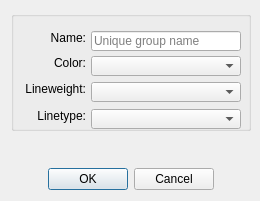
First picture: the form in src/libs/vtools/dialogs/tools/editgroup_dialog.ui, repository FashionFreedom/Seamly2D, before the edit.
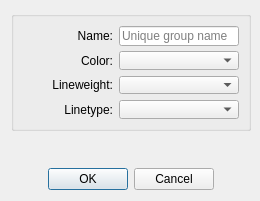
Second picture: the form after the edit. Icons and pictures are not drawn. Custom widgets are drawn as their Qt base class.

Patch:
```diff
--- a/src/libs/vtools/dialogs/tools/editgroup_dialog.ui
+++ b/src/libs/vtools/dialogs/tools/editgroup_dialog.ui
@@ -62,14 +62,19 @@
      <property name="checkable">
       <bool>false</bool>
      </property>
+     <layout class="QVBoxLayout" name="verticalLayout_2">
+      <item>
+       <layout class="QFormLayout" name="formLayout">
+        <property name="labelAlignment">
+         <set>Qt::AlignRight|Qt::AlignTrailing|Qt::AlignVCenter</set>
+        </property>
+        <item row="0" column="0">
      <widget class="QLabel" name="groupName_Label">
-      <property name="geometry">
-       <rect>
-        <x>5</x>
-        <y>20</y>
-        <width>70</width>
-        <height>14</height>
-       </rect>
+          <property name="minimumSize">
+           <size>
+            <width>90</width>
+            <height>0</height>
+           </size>
       </property>
       <property name="text">
        <string>Name:</string>
@@ -78,65 +83,9 @@
        <set>Qt::AlignRight|Qt::AlignTrailing|Qt::AlignVCenter</set>
       </property>
      </widget>
-     <widget class="QLabel" name="groupColor_Label">
-      <property name="geometry">
-       <rect>
-        <x>5</x>
-        <y>45</y>
-        <width>70</width>
-        <height>14</height>
-       </rect>
-      </property>
-      <property name="text">
-       <string>Color:</string>
-      </property>
-      <property name="alignment">
-       <set>Qt::AlignRight|Qt::AlignTrailing|Qt::AlignVCenter</set>
-      </property>
-     </widget>
-     <widget class="ColorComboBox" name="groupColor_ComboBox">
-      <property name="geometry">
-       <rect>
-        <x>80</x>
-        <y>45</y>
-        <width>150</width>
-        <height>20</height>
-       </rect>
-      </property>
-      <property name="sizePolicy">
-       <sizepolicy hsizetype="Fixed" vsizetype="Fixed">
-        <horstretch>0</horstretch>
-        <verstretch>0</verstretch>
-       </sizepolicy>
-      </property>
-      <property name="minimumSize">
-       <size>
-        <width>150</width>
-        <height>0</height>
-       </size>
-      </property>
-      <property name="maximumSize">
-       <size>
-        <width>150</width>
-        <height>16777215</height>
-       </size>
-      </property>
-      <property name="iconSize">
-       <size>
-        <width>40</width>
-        <height>14</height>
-       </size>
-      </property>
-     </widget>
+        </item>
+        <item row="0" column="1">
      <widget class="QLineEdit" name="groupName_LineEdit">
-      <property name="geometry">
-       <rect>
-        <x>80</x>
-        <y>20</y>
-        <width>150</width>
-        <height>20</height>
-       </rect>
-      </property>
       <property name="sizePolicy">
        <sizepolicy hsizetype="Fixed" vsizetype="Fixed">
         <horstretch>0</horstretch>
@@ -145,7 +94,7 @@
       </property>
       <property name="minimumSize">
        <size>
-        <width>150</width>
+            <width>80</width>
         <height>20</height>
        </size>
       </property>
@@ -162,65 +111,25 @@
        <string>Unique group name</string>
       </property>
      </widget>
-     <widget class="LineTypeComboBox" name="groupLineType_ComboBox">
-      <property name="geometry">
-       <rect>
-        <x>80</x>
-        <y>98</y>
-        <width>150</width>
-        <height>20</height>
-       </rect>
-      </property>
-      <property name="sizePolicy">
-       <sizepolicy hsizetype="Fixed" vsizetype="Fixed">
-        <horstretch>0</horstretch>
-        <verstretch>0</verstretch>
-       </sizepolicy>
-      </property>
+        </item>
+        <item row="1" column="0">
+         <widget class="QLabel" name="groupColor_Label">
       <property name="minimumSize">
        <size>
-        <width>150</width>
+            <width>90</width>
         <height>0</height>
        </size>
-      </property>
-      <property name="maximumSize">
-       <size>
-        <width>150</width>
-        <height>16777215</height>
-       </size>
-      </property>
-      <property name="iconSize">
-       <size>
-        <width>40</width>
-        <height>14</height>
-       </size>
-      </property>
-     </widget>
-     <widget class="QLabel" name="groupLineType_Label">
-      <property name="geometry">
-       <rect>
-        <x>5</x>
-        <y>98</y>
-        <width>70</width>
-        <height>14</height>
-       </rect>
       </property>
       <property name="text">
-       <string>Linetype:</string>
+           <string>Color:</string>
       </property>
       <property name="alignment">
        <set>Qt::AlignRight|Qt::AlignTrailing|Qt::AlignVCenter</set>
       </property>
      </widget>
-     <widget class="LineWeightComboBox" name="groupLineWeight_ComboBox">
-      <property name="geometry">
-       <rect>
-        <x>80</x>
-        <y>71</y>
-        <width>150</width>
-        <height>20</height>
-       </rect>
-      </property>
+        </item>
+        <item row="1" column="1">
+         <widget class="ColorComboBox" name="groupColor_ComboBox">
       <property name="sizePolicy">
        <sizepolicy hsizetype="Fixed" vsizetype="Fixed">
         <horstretch>0</horstretch>
@@ -229,7 +138,7 @@
       </property>
       <property name="minimumSize">
        <size>
-        <width>150</width>
+            <width>80</width>
         <height>0</height>
        </size>
       </property>
@@ -246,14 +155,14 @@
        </size>
       </property>
      </widget>
+        </item>
+        <item row="2" column="0">
      <widget class="QLabel" name="groupLineWeight_Label">
-      <property name="geometry">
-       <rect>
-        <x>5</x>
-        <y>71</y>
-        <width>70</width>
-        <height>14</height>
-       </rect>
+          <property name="minimumSize">
+           <size>
+            <width>90</width>
+            <height>0</height>
+           </size>
       </property>
       <property name="text">
        <string>Lineweight:</string>
@@ -262,6 +171,82 @@
        <set>Qt::AlignRight|Qt::AlignTrailing|Qt::AlignVCenter</set>
       </property>
      </widget>
+        </item>
+        <item row="2" column="1">
+         <widget class="LineWeightComboBox" name="groupLineWeight_ComboBox">
+          <property name="sizePolicy">
+           <sizepolicy hsizetype="Fixed" vsizetype="Fixed">
+            <horstretch>0</horstretch>
+            <verstretch>0</verstretch>
+           </sizepolicy>
+          </property>
+          <property name="minimumSize">
+           <size>
+            <width>80</width>
+            <height>0</height>
+           </size>
+          </property>
+          <property name="maximumSize">
+           <size>
+            <width>150</width>
+            <height>16777215</height>
+           </size>
+          </property>
+          <property name="iconSize">
+           <size>
+            <width>40</width>
+            <height>14</height>
+           </size>
+          </property>
+         </widget>
+        </item>
+        <item row="3" column="0">
+         <widget class="QLabel" name="groupLineType_Label">
+          <property name="minimumSize">
+           <size>
+            <width>90</width>
+            <height>0</height>
+           </size>
+          </property>
+          <property name="text">
+           <string>Linetype:</string>
+          </property>
+          <property name="alignment">
+           <set>Qt::AlignRight|Qt::AlignTrailing|Qt::AlignVCenter</set>
+          </property>
+         </widget>
+        </item>
+        <item row="3" column="1">
+         <widget class="LineTypeComboBox" name="groupLineType_ComboBox">
+          <property name="sizePolicy">
+           <sizepolicy hsizetype="Fixed" vsizetype="Fixed">
+            <horstretch>0</horstretch>
+            <verstretch>0</verstretch>
+           </sizepolicy>
+          </property>
+          <property name="minimumSize">
+           <size>
+            <width>80</width>
+            <height>0</height>
+           </size>
+          </property>
+          <property name="maximumSize">
+           <size>
+            <width>150</width>
+            <height>16777215</height>
+           </size>
+          </property>
+          <property name="iconSize">
+           <size>
+            <width>40</width>
+            <height>14</height>
+           </size>
+          </property>
+         </widget>
+        </item>
+       </layout>
+      </item>
+     </layout>
     </widget>
    </item>
    <item>
```
Lines whose indentation alone changed are shown as unchanged.
